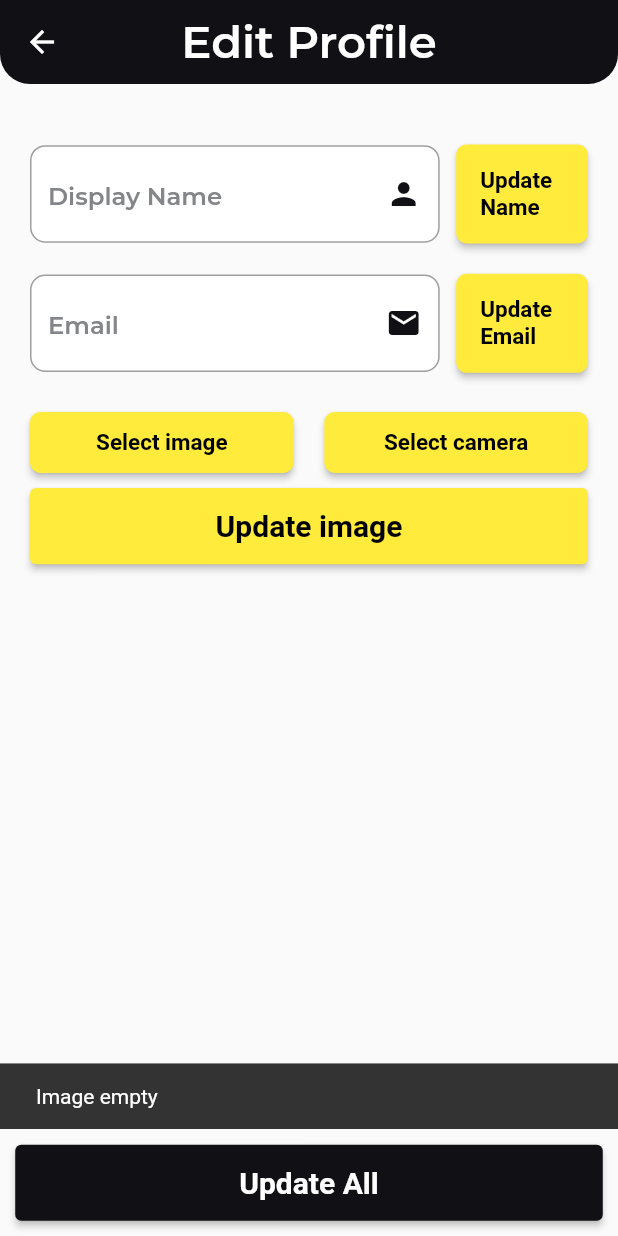
After one commit to MMS0409/techno_world, a Flutter app: the EditProfile screen opened by its route, after a tap on "Update image", on a phone screen of 412 x 824 dp. The commit adds this screen. Run offline on Flutter 3.47's test engine with Material 2 defaults, Android fonts, the phone set to English and light mode, and no system bars; our stand-ins replace cached_network_image, cloud_firestore, firebase_auth, firebase_core, firebase_storage, flutter_screenutil and 4 more; accounts and stored records are empty; network calls fail; statements that could not run were skipped; project files that could hold a hidden picture were left out.

Commit message:
someone element added

```diff
--- a/lib/data/firebase/category_service.dart
+++ b/lib/data/firebase/category_service.dart
@@ -1,4 +1,7 @@
 import 'package:cloud_firestore/cloud_firestore.dart';
+
+import '../models/category/category_model.dart';
+import '../models/universal_data.dart';
 
 class CategoryService {
   Future<UniversalData> addCategory(
--- a/lib/data/models/product/product_model.dart
+++ b/lib/data/models/product/product_model.dart
@@ -87,3 +87,4 @@ class ProductModel {
       currency: $currency
       ''';
   }
+}
--- a/lib/providers/profiles_provider.dart
+++ b/lib/providers/profiles_provider.dart
@@ -3,6 +3,7 @@ import 'package:flutter/material.dart';
 
 import '../data/firebase/profile_service.dart';
 import '../data/models/universal_data.dart';
+import '../utils/ui_utils/loading_dialog.dart';
 
 class ProfileProvider with ChangeNotifier {
   ProfileProvider({required this.profileService}) {
@@ -17,18 +18,10 @@ class ProfileProvider with ChangeNotifier {
   final TextEditingController phoneController = TextEditingController();
   final TextEditingController emailController = TextEditingController();
 
-  bool isLoading = false;
-
   User? currentUser;
-
-  notify(bool value) {
-    isLoading = value;
-    notifyListeners();
-  }
 
   showMessage(BuildContext context, String error) {
     ScaffoldMessenger.of(context).showSnackBar(SnackBar(content: Text(error)));
-    isLoading = false;
     notifyListeners();
   }
 
@@ -39,32 +32,19 @@ class ProfileProvider with ChangeNotifier {
     });
   }
 
-  updateUserDisplayName(BuildContext context) {
+  Future<void> updateUsername(
+      BuildContext context,
+      ) async {
+    print(nameController.text.isEmpty);
     String name = nameController.text;
+
     if (name.isNotEmpty) {
-      FirebaseAuth.instance.currentUser?.updateDisplayName(name);
-    } else {
-      showMessage(context, "Username empty");
-    }
-  }
-
-  updateUserImage(BuildContext context) {
-    String photoUrl = "nameController.text";
-    if (photoUrl.isNotEmpty) {
-      FirebaseAuth.instance.currentUser?.updatePhotoURL(photoUrl);
-    } else {
-      showMessage(context, "Username empty");
-    }
-  }
-
-  Future<void> updateEmail(BuildContext context) async {
-    String email = emailController.text;
-
-    if (email.isNotEmpty) {
-      notify(true);
+      showLoading(context: context);
       UniversalData universalData =
-      await profileService.updateUserEmail(email: email);
-      notify(false);
+      await profileService.updateUserName(username: name);
+      if (context.mounted) {
+        hideLoading(dialogContext: context);
+      }
       if (universalData.error.isEmpty) {
         if (context.mounted) {
           showMessage(context, universalData.data as String);
@@ -74,6 +54,83 @@ class ProfileProvider with ChangeNotifier {
           showMessage(context, universalData.error);
         }
       }
+    }else{
+      showMessage(context, 'Name empty');
+    }
+  }
+
+  Future<void> updateUserImage(BuildContext context, String imagePath) async {
+    if (imagePath.isNotEmpty) {
+      showLoading(context: context);
+      UniversalData universalData =
+      await profileService.updateUserImage(imagePath: imagePath);
+      if (context.mounted) {
+        hideLoading(dialogContext: context);
+      }
+      if (universalData.error.isEmpty) {
+        if (context.mounted) {
+          showMessage(context, universalData.data as String);
+        }
+      } else {
+        if (context.mounted) {
+          showMessage(context, universalData.error);
+        }
+      }
+    }else{
+      showMessage(context, 'Image empty');
+    }
+  }
+
+  Future<void> updateEmail(BuildContext context) async {
+
+    String email = emailController.text;
+
+    if (email.isNotEmpty) {
+      UniversalData universalData = await profileService.updateUserEmail(email: email);
+      if (universalData.error.isEmpty) {
+        if (context.mounted) {
+          showMessage(context, universalData.data as String);
+        }
+      } else {
+        if (context.mounted) {
+          showMessage(context, universalData.error);
+        }
+      }
+    }else{
+      showMessage(context, 'Email empty');
+    }
+  }
+
+  Future<void> updateAll(BuildContext context,String imagePath) async {
+    String name = nameController.text;
+    String email = emailController.text;
+
+    if(name.isNotEmpty){
+
+      if(email.isNotEmpty){
+        await updateEmail(context);
+        if(imagePath.isNotEmpty){
+          if(context.mounted) {
+            showLoading(context: context);
+          }
+          UniversalData universalData = await profileService.updateAll(imagePath: imagePath, username: name, email: email);
+          if(context.mounted) {
+            hideLoading(dialogContext: context);
+          }
+        }else{
+          if (context.mounted) {
+            showMessage(context, 'Image empty');
+          }
+        }
+      }else{
+        if (context.mounted) {
+          showMessage(context, 'Email empty');
+        }
+      }
+    }else{
+      if (context.mounted) {
+        showMessage(context, 'Name empty');
+      }
     }
   }
 }
--- a/lib/ui/auth/widgets/global_text_fields.dart
+++ b/lib/ui/auth/widgets/global_text_fields.dart
@@ -8,19 +8,23 @@ class GlobalTextField extends StatefulWidget {
   const GlobalTextField({
     Key? key,
     required this.hintText,
-    required this.keyboardType,
-    required this.textInputAction,
+    this.keyboardType,
+    this.textInputAction,
     required this.textAlign,
     this.obscureText = false,
     required this.controller,
+    this.icon,
+    this.maxlines = 1,
   }) : super(key: key);
 
   final String hintText;
-  final TextInputType keyboardType;
-  final TextInputAction textInputAction;
+  final IconData? icon;
+  final TextInputType? keyboardType;
+  final TextInputAction? textInputAction;
   final TextAlign textAlign;
   final bool obscureText;
   final TextEditingController controller;
+  final int maxlines;
 
   @override
   State<GlobalTextField> createState() => _GlobalTextFieldState();
@@ -28,6 +32,7 @@ class GlobalTextField extends StatefulWidget {
 
 class _GlobalTextFieldState extends State<GlobalTextField> {
   bool isSee = false;
+
   @override
   Widget build(BuildContext context) {
     return TextField(
@@ -39,17 +44,26 @@ class _GlobalTextFieldState extends State<GlobalTextField> {
       textAlign: widget.textAlign,
       textInputAction: widget.textInputAction,
       keyboardType: widget.keyboardType,
-      obscureText: !isSee&&widget.obscureText,
+      obscureText: !isSee && widget.obscureText,
       controller: widget.controller,
       decoration: InputDecoration(
-        suffixIcon: widget.obscureText?IconButton(
+        suffixIcon: widget.obscureText
+            ? IconButton(
           splashRadius: 1,
-            onPressed: (){
-          setState(() {
-            isSee=!isSee;
-          });
-        }, icon: Icon(isSee?Icons.remove_red_eye:CupertinoIcons.eye_slash_fill),color: AppColors.c_111015,)
-            :Icon(widget.hintText=='Username'?Icons.person:Icons.email_rounded,color: AppColors.c_111015,),
+          onPressed: () {
+            setState(() {
+              isSee = !isSee;
+            });
+          },
+          icon: Icon(isSee
+              ? Icons.remove_red_eye
+              : CupertinoIcons.eye_slash_fill),
+          color: AppColors.c_111015,
+        )
+            : Icon(
+          widget.icon,
+          color: AppColors.c_111015,
+        ),
         filled: true,
         fillColor: AppColors.white,
         hintText: widget.hintText,
@@ -59,11 +73,10 @@ class _GlobalTextFieldState extends State<GlobalTextField> {
             color: AppColors.c_838589,
             fontFamily: "Montserrat"),
         enabledBorder: OutlineInputBorder(
-          borderRadius: BorderRadius.circular(10.r),
-          borderSide: const BorderSide(
-            color: Colors.grey,
-          )
-        ),
+            borderRadius: BorderRadius.circular(10.r),
+            borderSide: const BorderSide(
+              color: Colors.grey,
+            )),
         disabledBorder: OutlineInputBorder(
           borderRadius: BorderRadius.circular(10.r),
           borderSide: BorderSide(
--- /dev/null
+++ b/lib/ui/profile/widgets/edit_profile.dart
@@ -0,0 +1,220 @@
+import 'dart:io';
+import 'package:firebase_storage/firebase_storage.dart' as firebase_storage;
+import 'package:flutter/material.dart';
+import 'package:flutter/services.dart';
+import 'package:flutter_screenutil/flutter_screenutil.dart';
+import 'package:image_picker/image_picker.dart';
+import 'package:provider/provider.dart';
+import 'package:techno_world/ui/profile/widgets/update_button.dart';
+import '../../../providers/profiles_provider.dart';
+import '../../../utils/colors/app_colors.dart';
+import '../../auth/widgets/global_text_fields.dart';
+
+class EditProfile extends StatefulWidget {
+  const EditProfile({super.key});
+
+  @override
+  State<EditProfile> createState() => _EditProfileState();
+}
+
+class _EditProfileState extends State<EditProfile> {
+  String? _imageUrl;
+  File? image;
+
+  Future picker(ImageSource source) async {
+    try {
+      final image = await ImagePicker().pickImage(source: source);
+      if (image == null) return;
+      final imageTemp = File(image.path);
+      setState(() => this.image = imageTemp);
+    } on PlatformException catch (e) {
+      print('Failed to pick image: $e');
+    }
+  }
+
+  Future<String?> uploadImageToFirebase(File? imageFile) async {
+    if (imageFile == null) return null;
+
+    try {
+      String fileName = DateTime.now().millisecondsSinceEpoch.toString();
+
+      firebase_storage.Reference ref =
+          firebase_storage.FirebaseStorage.instance.ref().child(fileName);
+
+      await ref.putFile(File(imageFile.path));
+
+      String downloadURL = await ref.getDownloadURL();
+      return downloadURL;
+    } catch (e) {
+      print('Error uploading image: $e');
+      return null;
+    }
+  }
+
+  Future<void> _uploadImage() async {
+    String? downloadUrl = await uploadImageToFirebase(image);
+    setState(() {
+      _imageUrl = downloadUrl;
+    });
+  }
+
+  @override
+  Widget build(BuildContext context) {
+    return Scaffold(
+      bottomNavigationBar: Padding(
+        padding: EdgeInsets.all(10.r),
+        child: SizedBox(
+          height: 50.h,
+          width: double.infinity,
+          child: ElevatedButton(
+            style: ButtonStyle(
+              backgroundColor:
+                  MaterialStatePropertyAll<Color>(AppColors.c_111015),
+            ),
+            onPressed: () {
+              _uploadImage();
+              context
+                  .read<ProfileProvider>().updateAll(context, _imageUrl ?? '');
+            },
+            child: const Text("Update All",
+                style: TextStyle(
+                    color: Colors.white,
+                    fontSize: 20,
+                    fontWeight: FontWeight.w700)),
+          ),
+        ),
+      ),
+      appBar: AppBar(
+        title: const Text('Edit Profile'),
+      ),
+      body: ListView(
+        children: [
+          Padding(
+            padding: const EdgeInsets.all(20),
+            child: Column(
+              mainAxisAlignment: MainAxisAlignment.center,
+              children: [
+                SizedBox(
+                  height: 20.h,
+                ),
+                Row(children: [
+                  Expanded(
+                    child: GlobalTextField(
+                      hintText: "Display Name",
+                      keyboardType: TextInputType.emailAddress,
+                      textInputAction: TextInputAction.next,
+                      textAlign: TextAlign.start,
+                      controller:
+                          context.read<ProfileProvider>().nameController,
+                      icon: Icons.person,
+                    ),
+                  ),
+                  Padding(
+                    padding: EdgeInsets.only(left: 10.w),
+                    child: UpdateButton(
+                      ontap: () {
+                        _uploadImage();
+                        context.read<ProfileProvider>().updateUsername(context);
+                      },
+                      title: "Update Name",
+                      height: 65,
+                      width: 80,
+                    ),
+                  ),
+                ]),
+                SizedBox(
+                  height: 20.h,
+                ),
+                Row(
+                  children: [
+                    Expanded(
+                      child: GlobalTextField(
+                        hintText: "Email",
+                        keyboardType: TextInputType.emailAddress,
+                        textInputAction: TextInputAction.done,
+                        textAlign: TextAlign.start,
+                        controller:
+                            context.read<ProfileProvider>().emailController,
+                        icon: Icons.email,
+                      ),
+                    ),
+                    Padding(
+                      padding: EdgeInsets.only(left: 10.w),
+                      child: UpdateButton(
+                          height: 65,
+                          width: 80,
+                          ontap: () {
+                            _uploadImage();
+                            context
+                                .read<ProfileProvider>()
+                                .updateEmail(context);
+                          },
+                          title: 'Update Email'),
+                    )
+                  ],
+                ),
+                image == null
+                    ? const Text('')
+                    : Padding(
+                        padding: EdgeInsets.only(top: 20.h),
+                        child: SizedBox(
+                            width: 150.w,
+                            height: 150.h,
+                            child: Image.file(
+                              image!,
+                              fit: BoxFit.fill,
+                            )),
+                      ),
+                Row(
+                  mainAxisAlignment: MainAxisAlignment.spaceBetween,
+                  children: [
+                    Padding(
+                      padding: EdgeInsets.symmetric(vertical: 10.h),
+                      child: UpdateButton(
+                          ontap: () {
+                            picker(ImageSource.gallery);
+                          },
+                          title: 'Select image',
+                          height: 40,
+                          width: 160),
+                    ),
+                    Padding(
+                      padding: EdgeInsets.symmetric(vertical: 10.h),
+                      child: UpdateButton(
+                          ontap: () {
+                            picker(ImageSource.camera);
+                          },
+                          title: 'Select camera',
+                          height: 40,
+                          width: 160),
+                    ),
+                  ],
+                ),
+                SizedBox(
+                  height: 50.h,
+                  width: double.infinity,
+                  child: ElevatedButton(
+                    style: const ButtonStyle(
+                        backgroundColor:
+                            MaterialStatePropertyAll<Color>(Colors.yellow)),
+                    onPressed: () {
+                      _uploadImage();
+                      context
+                          .read<ProfileProvider>()
+                          .updateUserImage(context, _imageUrl ?? '');
+                    },
+                    child: const Text("Update image",
+                        style: TextStyle(
+                            color: Colors.black,
+                            fontSize: 20,
+                            fontWeight: FontWeight.w700)),
+                  ),
+                ),
+              ],
+            ),
+          ),
+        ],
+      ),
+    );
+  }
+}
--- /dev/null
+++ b/lib/ui/profile/widgets/update_button.dart
@@ -0,0 +1,31 @@
+import 'package:flutter/material.dart';
+import 'package:flutter_screenutil/flutter_screenutil.dart';
+
+class UpdateButton extends StatelessWidget {
+  const UpdateButton({super.key, required this.ontap, required this.title, required this.height, required this.width});
+
+  final VoidCallback ontap;
+  final String title;
+  final double height;
+  final double width;
+
+  @override
+  Widget build(BuildContext context) {
+    return SizedBox(
+      height: height.h,
+      width: width.w,
+      child: ElevatedButton(
+        style: ButtonStyle(
+            backgroundColor: const MaterialStatePropertyAll<Color>(Colors.yellow),
+            shape: MaterialStateProperty.all(
+                RoundedRectangleBorder(
+                    borderRadius: BorderRadius.circular(7.r)
+                )
+            )
+        ),
+        onPressed: ontap,
+        child: Text(title,style: const TextStyle(color: Colors.black,fontSize:15,fontWeight: FontWeight.w700)),
+      ),
+    );
+  }
+}
--- /dev/null
+++ b/lib/ui/route/route_names.dart
@@ -0,0 +1,6 @@
+class RouteNames {
+  static const String editProfile = '/editProfile';
+  static const String categoryDetail = '/categoriesDetail';
+  static const String searchView = '/globalSearchView';
+
+}
--- /dev/null
+++ b/lib/ui/route/routes.dart
@@ -0,0 +1,20 @@
+import 'package:flutter/material.dart';
+import 'package:techno_world/ui/route/route_names.dart';
+
+import '../profile/widgets/edit_profile.dart';
+
+
+class AppRoute {
+  static Route<dynamic> generateRoute(RouteSettings settings) {
+    switch (settings.name) {
+      case RouteNames.editProfile:
+        return MaterialPageRoute(builder: (_) => const EditProfile());
+      default:
+        return MaterialPageRoute(
+            builder: (_) => Scaffold(
+              body: Center(
+                  child: Text('No route defined for ${settings.name}')),
+            ));
+    }
+  }
+}
--- a/lib/utils/ui_utils/custom_circular.dart
+++ b/lib/utils/ui_utils/custom_circular.dart
@@ -1,4 +1,6 @@
 import 'package:flutter/material.dart';
+
+import '../colors/app_colors.dart';
 
 class CustomCircularProgressIndicator extends StatelessWidget {
   final double? strokeWidth;
--- a/lib/utils/ui_utils/error_message_dialog.dart
+++ b/lib/utils/ui_utils/error_message_dialog.dart
@@ -1,5 +1,7 @@
 import 'package:flutter/cupertino.dart';
 import 'package:flutter/material.dart';
+
+import '../colors/app_colors.dart';
 
 void showErrorMessage({
   required String message,
--- a/lib/utils/ui_utils/loading_dialog.dart
+++ b/lib/utils/ui_utils/loading_dialog.dart
@@ -1,4 +1,6 @@
 import 'package:flutter/material.dart';
+
+import 'custom_circular.dart';
 
 
 void showLoading({required BuildContext context}) {
--- a/pubspec.yaml
+++ b/pubspec.yaml
@@ -4,7 +4,7 @@ publish_to: 'none'
 version: 0.1.0
 
 environment:
-  sdk: '>=3.0.5 <4.0.0'
+  sdk: '>=3.0.2 <4.0.0'
 
 dependencies:
   flutter:
@@ -22,6 +22,10 @@ dependencies:
   zoom_tap_animation: ^1.1.0
   provider: ^6.0.5
   image_picker: ^1.0.1
+  shimmer: ^3.0.0
+  like_button: ^2.0.5
+  cached_network_image: ^3.2.3
+
 
 dev_dependencies:
   flutter_test:
```
Also changed, not shown: lib/data/firebase/profile_service.dart (+42 -0 lines), lib/main.dart (+6 -4 lines), lib/ui/profile/profile_screen.dart (+24 -4 lines), lib/utils/shimmer_photo.dart (added, +21 -0 lines), pubspec.lock.
